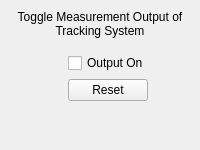
Above: dcsl_vision_tracker/resource/tracker_module.ui from leonard-lab/dcslROS before the change. Below: the same form after it.
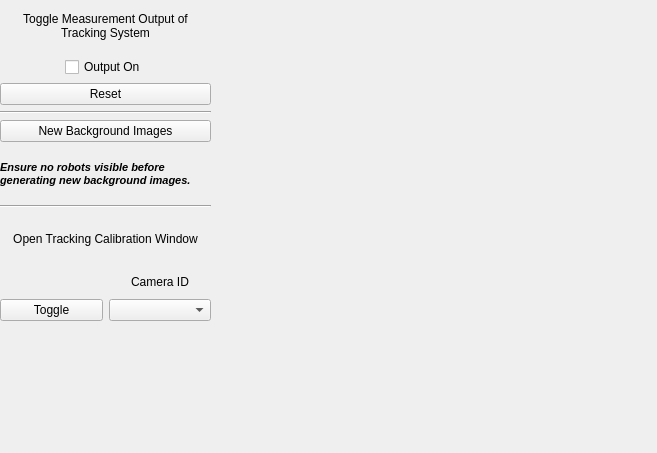
That is the form after the change.

Commit message: Added debugging window functionality to vt gui and miabot tracker node

```diff
--- a/dcsl_vision_tracker/resource/tracker_module.ui
+++ b/dcsl_vision_tracker/resource/tracker_module.ui
@@ -6,8 +6,8 @@
    <rect>
     <x>0</x>
     <y>0</y>
-    <width>200</width>
-    <height>150</height>
+    <width>657</width>
+    <height>453</height>
    </rect>
   </property>
   <property name="acceptDrops">
@@ -16,25 +16,27 @@
   <property name="windowTitle">
    <string>dcsl_vision_tracker</string>
   </property>
-  <widget class="QWidget" name="centralwidget">
+  <widget class="QWidget" name="centralwidget" native="true">
+   <property name="geometry">
+    <rect>
+     <x>0</x>
+     <y>0</y>
+     <width>211</width>
+     <height>321</height>
+    </rect>
+   </property>
    <widget class="QWidget" name="verticalLayoutWidget">
     <property name="geometry">
      <rect>
       <x>0</x>
       <y>0</y>
-      <width>217</width>
-      <height>101</height>
+      <width>211</width>
+      <height>321</height>
      </rect>
     </property>
     <layout class="QVBoxLayout" name="verticalLayout">
      <item>
       <widget class="QLabel" name="label">
-       <property name="maximumSize">
-        <size>
-         <width>200</width>
-         <height>16777215</height>
-        </size>
-       </property>
        <property name="text">
         <string>Toggle Measurement Output of Tracking System</string>
        </property>
@@ -56,12 +58,109 @@
        </property>
       </widget>
      </item>
-     <item alignment="Qt::AlignHCenter">
-       <widget class="QPushButton" name="reset_pushButton">
-	 <property name="text">
-	   <string>Reset</string>
-	 </property>
-       </widget>
+     <item>
+      <widget class="QPushButton" name="reset_pushButton">
+       <property name="text">
+        <string>Reset</string>
+       </property>
+      </widget>
+     </item>
+     <item>
+      <widget class="Line" name="line">
+       <property name="frameShadow">
+        <enum>QFrame::Sunken</enum>
+       </property>
+       <property name="lineWidth">
+        <number>1</number>
+       </property>
+       <property name="midLineWidth">
+        <number>0</number>
+       </property>
+       <property name="orientation">
+        <enum>Qt::Horizontal</enum>
+       </property>
+      </widget>
+     </item>
+     <item>
+      <widget class="QPushButton" name="background_pushButton">
+       <property name="text">
+        <string>New Background Images</string>
+       </property>
+      </widget>
+     </item>
+     <item>
+      <widget class="QLabel" name="label_2">
+       <property name="font">
+        <font>
+         <pointsize>8</pointsize>
+         <weight>75</weight>
+         <italic>true</italic>
+         <bold>true</bold>
+        </font>
+       </property>
+       <property name="text">
+        <string>Ensure no robots visible before generating new background images.</string>
+       </property>
+       <property name="wordWrap">
+        <bool>true</bool>
+       </property>
+       <property name="margin">
+        <number>10</number>
+       </property>
+      </widget>
+     </item>
+     <item>
+      <widget class="Line" name="line_2">
+       <property name="frameShadow">
+        <enum>QFrame::Sunken</enum>
+       </property>
+       <property name="lineWidth">
+        <number>1</number>
+       </property>
+       <property name="midLineWidth">
+        <number>0</number>
+       </property>
+       <property name="orientation">
+        <enum>Qt::Horizontal</enum>
+       </property>
+      </widget>
+     </item>
+     <item>
+      <widget class="QLabel" name="label_3">
+       <property name="text">
+        <string>Open Tracking Calibration Window</string>
+       </property>
+       <property name="alignment">
+        <set>Qt::AlignCenter</set>
+       </property>
+       <property name="wordWrap">
+        <bool>true</bool>
+       </property>
+      </widget>
+     </item>
+     <item>
+      <layout class="QGridLayout" name="gridLayout">
+       <item row="1" column="1">
+        <widget class="QComboBox" name="comboBox"/>
+       </item>
+       <item row="1" column="0">
+        <widget class="QPushButton" name="window_pushButton">
+         <property name="text">
+          <string>Toggle</string>
+         </property>
+        </widget>
+       </item>
+       <item row="0" column="1">
+        <widget class="QLabel" name="label_4">
+         <property name="text">
+          <string>Camera ID</string>
+         </property>
+         <property name="alignment">
+          <set>Qt::AlignCenter</set>
+         </property>
+        </widget>
+       </item>
+      </layout>
      </item>
     </layout>
    </widget>
```
Left out of the diff: 2 changed lines with no effect on the pictures. The commit also changes 5 other files.
